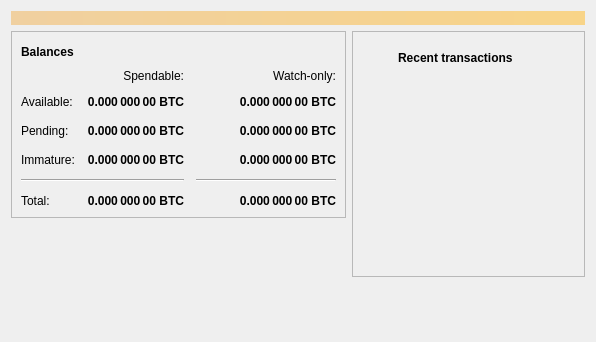
willyko/syscoin2, file src/qt/forms/overviewpage.ui: the form before one commit.
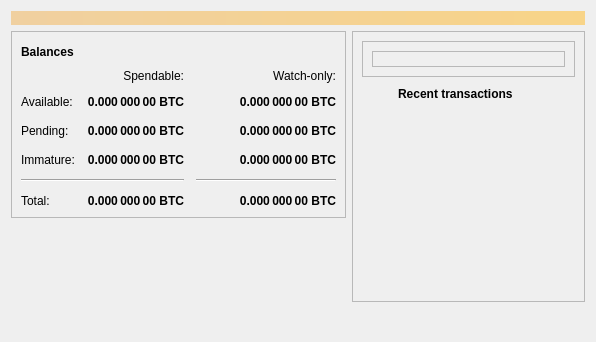
The form after the commit.

Commit message: header image

Patch:
```diff
--- a/src/qt/forms/overviewpage.ui
+++ b/src/qt/forms/overviewpage.ui
@@ -425,13 +425,25 @@
          </property>
          <layout class="QVBoxLayout" name="verticalLayout">
           <item>
-           <widget class="QFrame" name="transactionHeader">
+           <widget class="QFrame" name="transactionHeaderFrame">
             <property name="frameShape">
              <enum>QFrame::StyledPanel</enum>
             </property>
             <property name="frameShadow">
              <enum>QFrame::Raised</enum>
             </property>
+            <layout class="QVBoxLayout" name="verticalLayout_5">
+             <item>
+              <widget class="QLabel" name="transactionHeader">
+               <property name="frameShape">
+                <enum>QFrame::StyledPanel</enum>
+               </property>
+               <property name="text">
+                <string/>
+               </property>
+              </widget>
+             </item>
+            </layout>
            </widget>
           </item>
           <item>
```
The commit also changes 1 other file.
